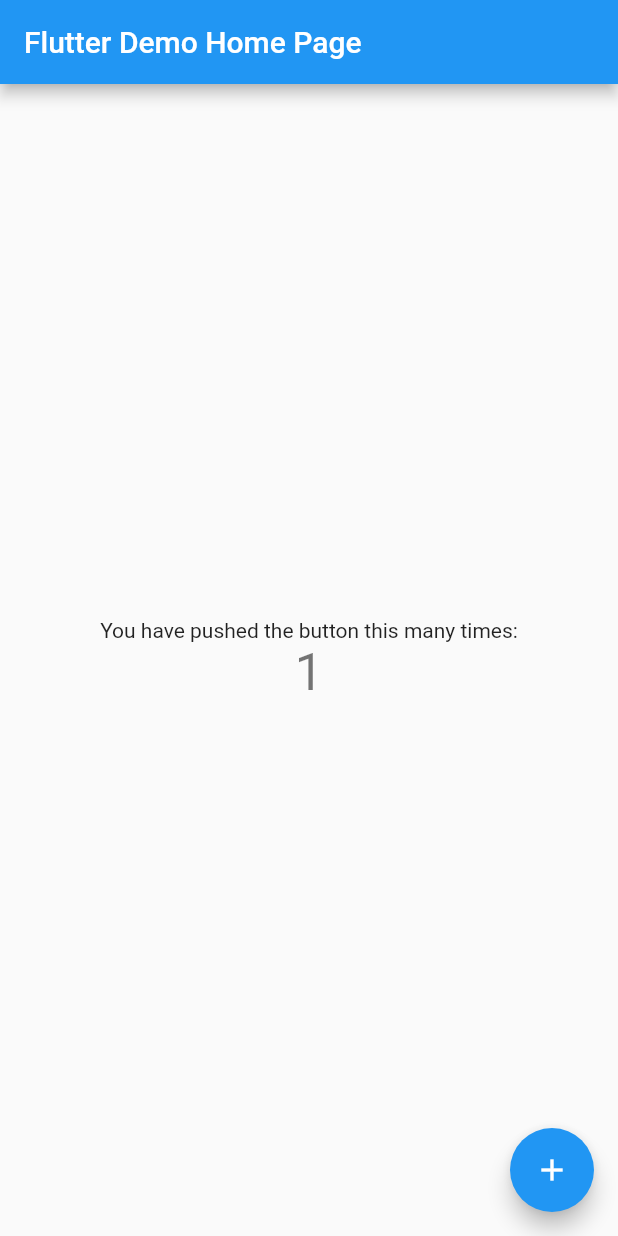
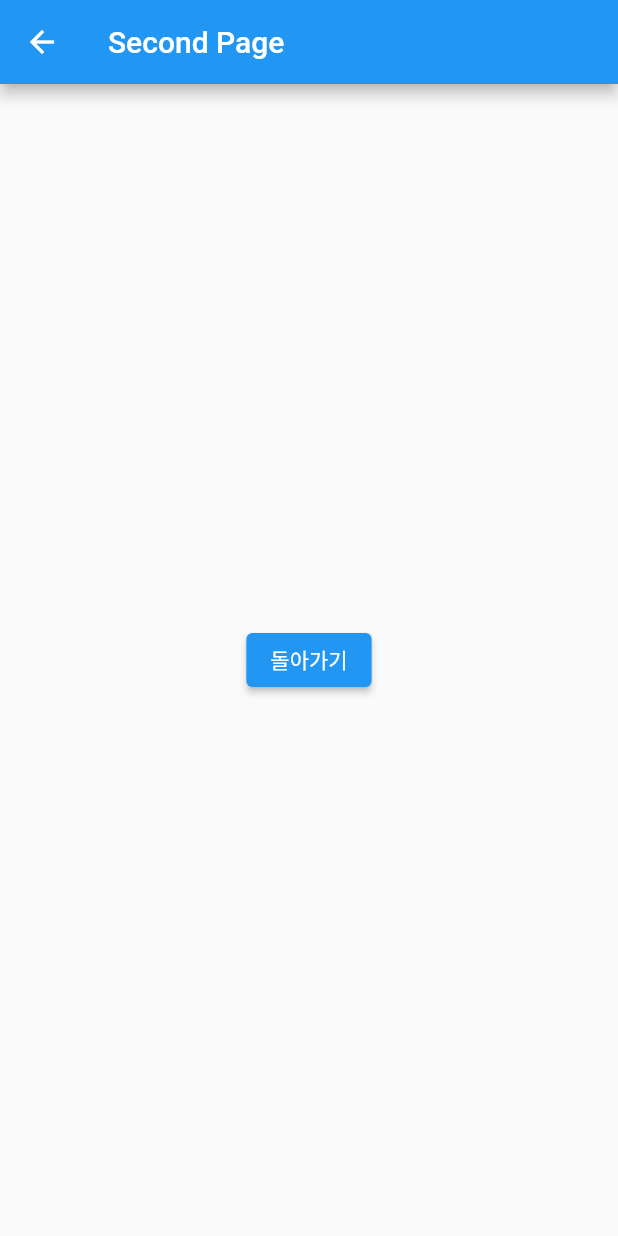
Before and after one commit to minwoo129/FlutterExcercise, a Flutter app: the screen it shows after launch, after a tap on the "add" icon, on a phone screen of 412 x 824 dp. Run offline on Flutter 3.47's test engine with Material 2 defaults, Android fonts, the phone set to English and light mode, and no system bars; our stand-ins replace dio; network calls fail.

Commit message:
subpage_ex: navigation 연결

```diff
--- a/flutter_subpage_ex/lib/main.dart
+++ b/flutter_subpage_ex/lib/main.dart
@@ -1,115 +1,68 @@
 import 'package:flutter/material.dart';
 
 void main() {
-  runApp(const MyApp());
+  runApp(MyApp());
 }
 
 class MyApp extends StatelessWidget {
-  const MyApp({Key? key}) : super(key: key);
 
   // This widget is the root of your application.
   @override
   Widget build(BuildContext context) {
     return MaterialApp(
-      title: 'Flutter Demo',
+      title: 'SubPage Example',
       theme: ThemeData(
-        // This is the theme of your application.
-        //
-        // Try running your application with "flutter run". You'll see the
-        // application has a blue toolbar. Then, without quitting the app, try
-        // changing the primarySwatch below to Colors.green and then invoke
-        // "hot reload" (press "r" in the console where you ran "flutter run",
-        // or simply save your changes to "hot reload" in a Flutter IDE).
-        // Notice that the counter didn't reset back to zero; the application
-        // is not restarted.
         primarySwatch: Colors.blue,
       ),
-      home: const MyHomePage(title: 'Flutter Demo Home Page'),
+      home: FirstPage()
     );
   }
 }
 
-class MyHomePage extends StatefulWidget {
-  const MyHomePage({Key? key, required this.title}) : super(key: key);
-
-  // This widget is the home page of your application. It is stateful, meaning
-  // that it has a State object (defined below) that contains fields that affect
-  // how it looks.
-
-  // This class is the configuration for the state. It holds the values (in this
-  // case the title) provided by the parent (in this case the App widget) and
-  // used by the build method of the State. Fields in a Widget subclass are
-  // always marked "final".
-
-  final String title;
-
+class FirstPage extends StatefulWidget {
   @override
-  State<MyHomePage> createState() => _MyHomePageState();
+  State<StatefulWidget> createState() => _FirstPage();
 }
 
-class _MyHomePageState extends State<MyHomePage> {
-  int _counter = 0;
-
-  void _incrementCounter() {
-    setState(() {
-      // This call to setState tells the Flutter framework that something has
-      // changed in this State, which causes it to rerun the build method below
-      // so that the display can reflect the updated values. If we changed
-      // _counter without calling setState(), then the build method would not be
-      // called again, and so nothing would appear to happen.
-      _counter++;
-    });
-  }
-
+class _FirstPage extends State<FirstPage> {
   @override
   Widget build(BuildContext context) {
-    // This method is rerun every time setState is called, for instance as done
-    // by the _incrementCounter method above.
-    //
-    // The Flutter framework has been optimized to make rerunning build methods
-    // fast, so that you can just rebuild anything that needs updating rather
-    // than having to individually change instances of widgets.
     return Scaffold(
       appBar: AppBar(
-        // Here we take the value from the MyHomePage object that was created by
-        // the App.build method, and use it to set our appbar title.
-        title: Text(widget.title),
+        title: Text('Sub Page Main'),
       ),
-      body: Center(
-        // Center is a layout widget. It takes a single child and positions it
-        // in the middle of the parent.
-        child: Column(
-          // Column is also a layout widget. It takes a list of children and
-          // arranges them vertically. By default, it sizes itself to fit its
-          // children horizontally, and tries to be as tall as its parent.
-          //
-          // Invoke "debug painting" (press "p" in the console, choose the
-          // "Toggle Debug Paint" action from the Flutter Inspector in Android
-          // Studio, or the "Toggle Debug Paint" command in Visual Studio Code)
-          // to see the wireframe for each widget.
-          //
-          // Column has various properties to control how it sizes itself and
-          // how it positions its children. Here we use mainAxisAlignment to
-          // center the children vertically; the main axis here is the vertical
-          // axis because Columns are vertical (the cross axis would be
-          // horizontal).
-          mainAxisAlignment: MainAxisAlignment.center,
-          children: <Widget>[
-            const Text(
-              'You have pushed the button this many times:',
-            ),
-            Text(
-              '$_counter',
-              style: Theme.of(context).textTheme.headline4,
-            ),
-          ],
+      body: Container(
+        child: Center(
+          child: Text('첫 번째 페이지'),
         ),
       ),
       floatingActionButton: FloatingActionButton(
-        onPressed: _incrementCounter,
-        tooltip: 'Increment',
-        child: const Icon(Icons.add),
-      ), // This trailing comma makes auto-formatting nicer for build methods.
+        onPressed: () {
+          Navigator.of(context).push(MaterialPageRoute(builder: (context) => SecondPage()));
+        },
+        child: Icon(Icons.add),
+      )
     );
   }
 }
+
+class SecondPage extends StatelessWidget {
+  @override
+  Widget build(BuildContext context) {
+    return Scaffold(
+      appBar: AppBar(
+        title: Text('Second Page'),
+      ),
+      body: Container(
+        child: Center(
+          child: ElevatedButton(
+            onPressed: () {
+              Navigator.of(context).pop();
+            },
+            child: Text('돌아가기')
+          )
+        )
+      ),
+    );
+  }
+}
```
